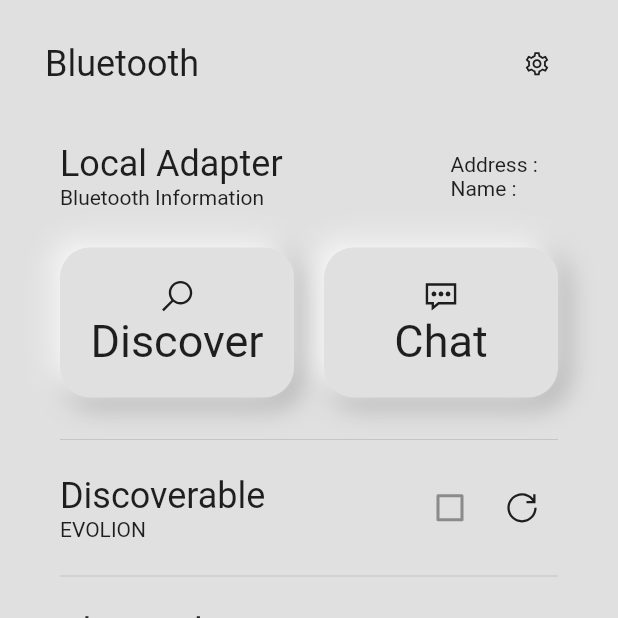
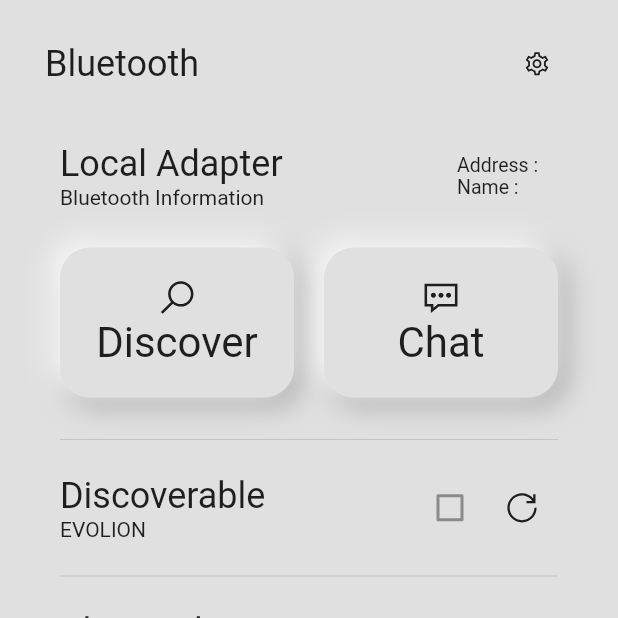
Before and after one commit to XRayrahman/evo, a Flutter app: the screen it shows after launch, item 2 of the bottom bar chosen, on a phone screen of 412 x 824 dp, the top half of it. Run offline on Flutter 3.47's test engine with Material 2 defaults, Android fonts, the phone set to English and light mode, and no system bars; drawn by our look-alikes of google_nav_bar; our stand-ins replace flutter_bluetooth_serial, get, line_icons; missing offline and left inert: fullscreen.

```diff
--- a/lib/page/blu_button.dart
+++ b/lib/page/blu_button.dart
@@ -45,7 +45,7 @@ class BlueButton extends StatelessWidget {
                       Expanded(child: FittedBox(child: Icon(LineIcons.search))),
                       Text(
                         "Discover",
-                        style: TextStyle(fontSize: 30),
+                        style: TextStyle(fontSize: 28),
                       )
                     ],
                   ),
@@ -88,7 +88,7 @@ class BlueButton extends StatelessWidget {
                           child: FittedBox(child: Icon(LineIcons.commentDots))),
                       Text(
                         "Chat",
-                        style: TextStyle(fontSize: 30),
+                        style: TextStyle(fontSize: 28),
                       )
                     ],
                   ),
--- a/lib/page/blu_page.dart
+++ b/lib/page/blu_page.dart
@@ -121,8 +121,14 @@ class _BluPage extends State<BluPage> {
                     mainAxisAlignment: MainAxisAlignment.center,
                     crossAxisAlignment: CrossAxisAlignment.start,
                     children: [
-                      Text("Address : $_address"),
-                      Text("Name : $_name"),
+                      Text(
+                        "Address : $_address",
+                        style: TextStyle(fontSize: 13),
+                      ),
+                      Text(
+                        "Name : $_name",
+                        style: TextStyle(fontSize: 13),
+                      ),
                     ],
                   ),
                 ),
--- a/lib/page/home_page.dart
+++ b/lib/page/home_page.dart
@@ -97,7 +97,7 @@ class HomePage extends StatelessWidget {
                               child: StatusMiniCard(
                                 title: "34 °C",
                                 subtitle: Text(
-                                  "Temperature",
+                                  "Temp.",
                                   style: TextStyle(fontSize: 16),
                                 ),
                                 iconRight: LineIcons.thermometerAlt4Full,
```
Also changed, not shown: 1 other file.
